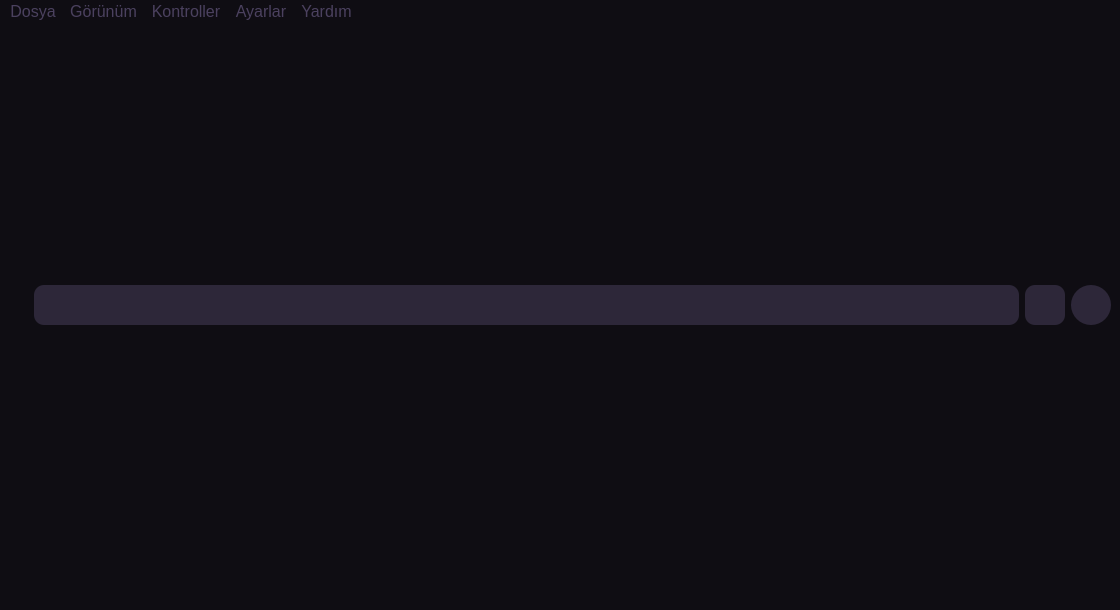
First picture: the form in test.ui, repository Eta06/deezer-pyclient, before the edit.
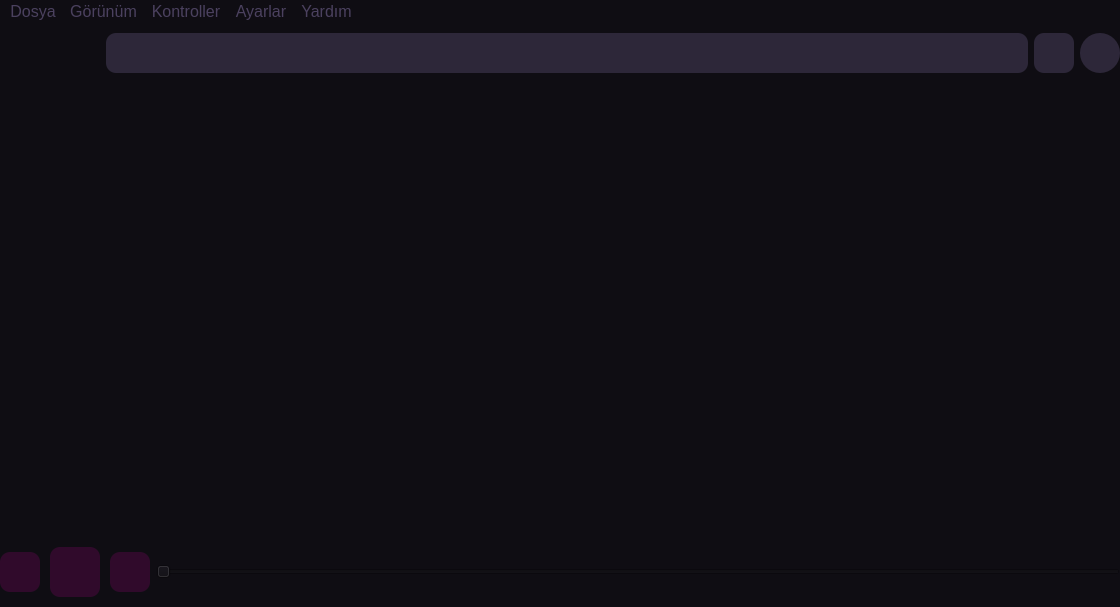
Second picture: the form after the edit. Icons and pictures are not drawn.

Commit message:
Update UI layout and minor fixes in scripts
Adjusted UI layout and button sizes for better navigation, changed 'upperlayout' label to a more descriptive 'horizontal_layout1'. The UI height has decreased by 3 units for better visual balance. Margin for the widgets is also set to zero for more seamless integration. Added more descriptive and efficient layout structure in the test script for better code readability and function. These changes significantly improve user interaction and ensure dominant visual order.

```diff
--- a/test.ui
+++ b/test.ui
@@ -7,7 +7,7 @@
     <x>0</x>
     <y>0</y>
     <width>1120</width>
-    <height>610</height>
+    <height>607</height>
    </rect>
   </property>
   <property name="windowTitle">
@@ -17,7 +17,7 @@
    <bool>false</bool>
   </property>
   <property name="styleSheet">
-   <string notr="true">background-color: #0f0d13; color: #4b415f; font-size: 16px;</string>
+   <string notr="true">background-color: #0f0d13; color: #4b415f; font-size: 16px; margin:0;</string>
   </property>
   <property name="tabShape">
    <enum>QTabWidget::Rounded</enum>
@@ -27,12 +27,24 @@
   </property>
   <widget class="QWidget" name="centralwidget">
    <layout class="QVBoxLayout" name="verticalLayout_2">
+    <property name="leftMargin">
+     <number>0</number>
+    </property>
+    <property name="rightMargin">
+     <number>0</number>
+    </property>
+    <property name="bottomMargin">
+     <number>0</number>
+    </property>
     <item>
-     <layout class="QHBoxLayout" name="upperlayout">
+     <layout class="QHBoxLayout" name="horizontal_layout1">
+      <property name="leftMargin">
+       <number>11</number>
+      </property>
       <item>
        <widget class="QLabel" name="label_2">
         <property name="styleSheet">
-         <string notr="true">max-width: 300; max-height:40px; margin-right:10px;</string>
+         <string notr="true">max-width: 300; max-height:40px; margin-right:80px;</string>
         </property>
         <property name="text">
          <string/>
@@ -95,18 +107,147 @@
      </layout>
     </item>
     <item>
-     <layout class="QHBoxLayout" name="contentlayout"/>
+     <layout class="QHBoxLayout" name="contentlayout">
+      <item>
+       <widget class="QListView" name="listView">
+        <property name="sizePolicy">
+         <sizepolicy hsizetype="Maximum" vsizetype="Expanding">
+          <horstretch>0</horstretch>
+          <verstretch>0</verstretch>
+         </sizepolicy>
+        </property>
+        <property name="styleSheet">
+         <string notr="true">width: 10%; border: 0; padding-left:10px;</string>
+        </property>
+       </widget>
+      </item>
+      <item>
+       <widget class="QScrollArea" name="scrollArea">
+        <property name="sizePolicy">
+         <sizepolicy hsizetype="Minimum" vsizetype="Expanding">
+          <horstretch>0</horstretch>
+          <verstretch>0</verstretch>
+         </sizepolicy>
+        </property>
+        <property name="styleSheet">
+         <string notr="true">border: 0;</string>
+        </property>
+        <property name="widgetResizable">
+         <bool>true</bool>
+        </property>
+        <widget class="QWidget" name="scrollAreaWidgetContents">
+         <property name="geometry">
+          <rect>
+           <x>0</x>
+           <y>0</y>
+           <width>855</width>
+           <height>432</height>
+          </rect>
+         </property>
+        </widget>
+       </widget>
+      </item>
+     </layout>
     </item>
     <item>
-     <layout class="QHBoxLayout" name="playerlayout"/>
+     <layout class="QHBoxLayout" name="horizontalLayout_2">
+      <item>
+       <layout class="QHBoxLayout" name="horizontalLayout_3">
+        <property name="spacing">
+         <number>10</number>
+        </property>
+        <property name="topMargin">
+         <number>0</number>
+        </property>
+        <property name="bottomMargin">
+         <number>0</number>
+        </property>
+        <item>
+         <widget class="QPushButton" name="back_button">
+          <property name="sizePolicy">
+           <sizepolicy hsizetype="Maximum" vsizetype="Fixed">
+            <horstretch>0</horstretch>
+            <verstretch>0</verstretch>
+           </sizepolicy>
+          </property>
+          <property name="styleSheet">
+           <string notr="true">height: 40px; width: 40px; border-radius: 10px; background-color: #300A2B</string>
+          </property>
+          <property name="text">
+           <string/>
+          </property>
+          <property name="icon">
+           <iconset>
+            <normaloff>assets/back_button_white.png</normaloff>assets/back_button_white.png</iconset>
+          </property>
+         </widget>
+        </item>
+        <item>
+         <widget class="QPushButton" name="play_button">
+          <property name="sizePolicy">
+           <sizepolicy hsizetype="Maximum" vsizetype="Fixed">
+            <horstretch>0</horstretch>
+            <verstretch>0</verstretch>
+           </sizepolicy>
+          </property>
+          <property name="styleSheet">
+           <string notr="true">height: 50px; width: 50px; border-radius: 10px; background-color:#300A2B; margin-top:10px; margin-bottom:10px;</string>
+          </property>
+          <property name="text">
+           <string/>
+          </property>
+          <property name="icon">
+           <iconset>
+            <normaloff>assets/play_button_white.png</normaloff>assets/play_button_white.png</iconset>
+          </property>
+         </widget>
+        </item>
+        <item>
+         <widget class="QPushButton" name="next_button">
+          <property name="sizePolicy">
+           <sizepolicy hsizetype="Maximum" vsizetype="Fixed">
+            <horstretch>0</horstretch>
+            <verstretch>0</verstretch>
+           </sizepolicy>
+          </property>
+          <property name="styleSheet">
+           <string notr="true">height: 40px; width: 40px; border-radius: 10px; background-color:#300A2B;</string>
+          </property>
+          <property name="text">
+           <string/>
+          </property>
+          <property name="icon">
+           <iconset>
+            <normaloff>assets/next_button_white.png</normaloff>assets/next_button_white.png</iconset>
+          </property>
+         </widget>
+        </item>
+       </layout>
+      </item>
+      <item>
+       <layout class="QHBoxLayout" name="horizontalLayout_4">
+        <item>
+         <widget class="QSlider" name="horizontalSlider">
+          <property name="sizePolicy">
+           <sizepolicy hsizetype="Expanding" vsizetype="Maximum">
+            <horstretch>0</horstretch>
+            <verstretch>0</verstretch>
+           </sizepolicy>
+          </property>
+          <property name="styleSheet">
+           <string notr="true"/>
+          </property>
+          <property name="orientation">
+           <enum>Qt::Horizontal</enum>
+          </property>
+         </widget>
+        </item>
+       </layout>
+      </item>
+     </layout>
     </item>
    </layout>
   </widget>
-  <widget class="QStatusBar" name="statusbar">
-   <property name="styleSheet">
-    <string notr="true"/>
-   </property>
-  </widget>
   <widget class="QMenuBar" name="menuBar">
    <property name="geometry">
     <rect>
```
The commit also changes 9 other files.
